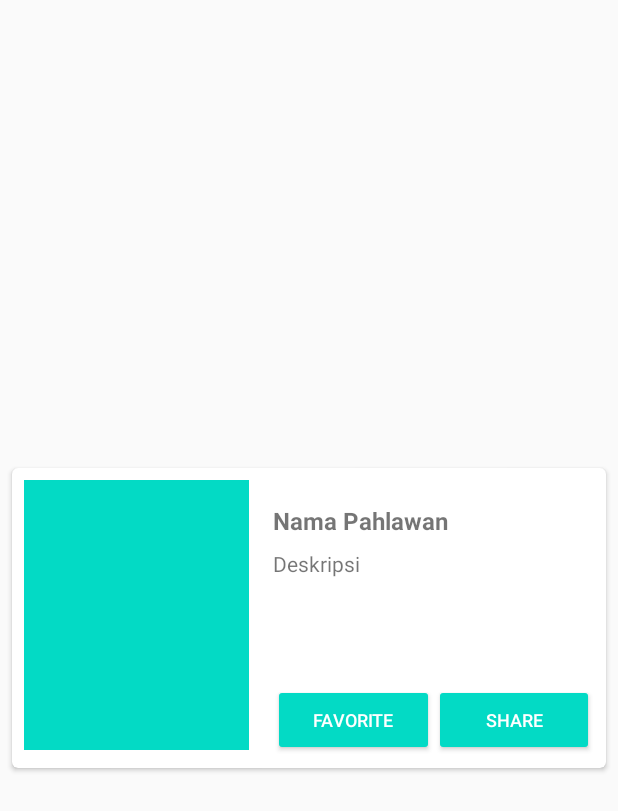
After one commit to NextDvn/MyRecyclerView, an Android app: the layout item_cardview_hero.xml on its own in the app's theme, with its tools: preview values and no code run, on a phone screen of 412 x 824 dp. The commit adds this screen. Shown: the top 811 px of the screen. Run offline under Robolectric (Android 15) with nearby library versions, the phone set to English and light mode, and no system bars.

Commit message:
Uwauw Menu V2 :3

```diff
--- /dev/null
+++ b/app/src/main/res/layout/item_cardview_hero.xml
@@ -0,0 +1,86 @@
+<?xml version="1.0" encoding="utf-8"?>
+<androidx.cardview.widget.CardView xmlns:android="http://schemas.android.com/apk/res/android"
+    xmlns:card_view="http://schemas.android.com/apk/res-auto"
+    xmlns:tools="http://schemas.android.com/tools"
+    android:id="@+id/card_view"
+    android:layout_width="match_parent"
+    android:layout_height="wrap_content"
+    android:layout_gravity="center"
+    android:layout_marginLeft="8dp"
+    android:layout_marginTop="4dp"
+    android:layout_marginRight="8dp"
+    android:layout_marginBottom="4dp"
+    card_view:cardCornerRadius="4dp">
+
+    <RelativeLayout
+        android:layout_width="match_parent"
+        android:layout_height="200dp"
+        android:padding="8dp">
+
+        <ImageView
+            android:id="@+id/img_item_photo"
+            android:layout_width="150dp"
+            android:layout_height="220dp"
+            android:layout_marginBottom="4dp"
+            android:scaleType="centerCrop"
+            tools:src="@color/colorAccent" />
+
+        <TextView
+            android:id="@+id/tv_item_name"
+            android:layout_width="match_parent"
+            android:layout_height="wrap_content"
+            android:layout_marginLeft="@dimen/activity_vertical_margin"
+            android:layout_marginTop="@dimen/activity_vertical_margin"
+            android:layout_marginRight="@dimen/activity_vertical_margin"
+            android:layout_marginBottom="8dp"
+            android:layout_toEndOf="@id/img_item_photo"
+            android:layout_toRightOf="@id/img_item_photo"
+            android:textSize="16sp"
+            android:textStyle="bold"
+            tools:text="@string/heroes_name" />
+
+        <TextView
+            android:id="@+id/tv_item_from"
+            android:layout_width="match_parent"
+            android:layout_height="match_parent"
+            android:layout_above="@+id/layout_button"
+            android:layout_below="@id/tv_item_name"
+            android:layout_marginLeft="@dimen/activity_vertical_margin"
+            android:layout_marginRight="@dimen/activity_vertical_margin"
+            android:layout_toEndOf="@id/img_item_photo"
+            android:layout_toRightOf="@id/img_item_photo"
+            android:ellipsize="end"
+            android:maxLines="5"
+            tools:text="@string/description" />
+
+        <LinearLayout
+            android:id="@+id/layout_button"
+            android:layout_width="match_parent"
+            android:layout_height="wrap_content"
+            android:layout_alignParentBottom="true"
+            android:layout_marginStart="@dimen/activity_horizontal_margin"
+            android:layout_marginLeft="@dimen/activity_horizontal_margin"
+            android:layout_toEndOf="@id/img_item_photo"
+            android:layout_toRightOf="@id/img_item_photo"
+            android:orientation="horizontal">
+
+            <Button
+                android:id="@+id/btn_set_favorite"
+                style="@style/Widget.AppCompat.Button.Colored"
+                android:layout_width="match_parent"
+                android:layout_height="wrap_content"
+                android:layout_weight="1"
+                android:text="@string/favorite"
+                android:textSize="12sp" />
+
+            <Button
+                android:id="@+id/btn_set_share"
+                style="@style/Widget.AppCompat.Button.Colored"
+                android:layout_width="match_parent"
+                android:layout_height="wrap_content"
+                android:layout_weight="1"
+                android:text="@string/share"
+                android:textSize="12sp" />
+        </LinearLayout>
+    </RelativeLayout>
+</androidx.cardview.widget.CardView>
```
Also changed, not shown: app/src/main/java/com/example/myrecyclerview/CardViewHeroAdapter.java (added, +80 -0 lines), app/src/main/java/com/example/myrecyclerview/GridHeroAdapter.java (+15 -0 lines), app/src/main/java/com/example/myrecyclerview/ListHeroAdapter.java (+16 -1 lines), app/src/main/java/com/example/myrecyclerview/MainActivity.java (+32 -1 lines).
